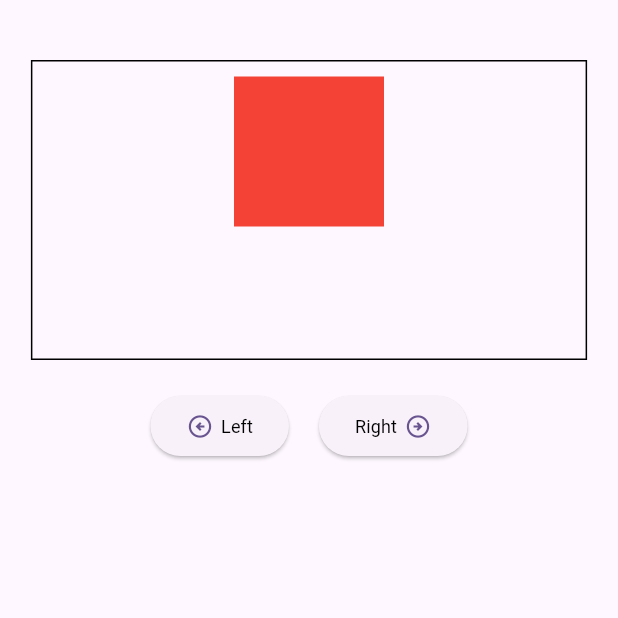
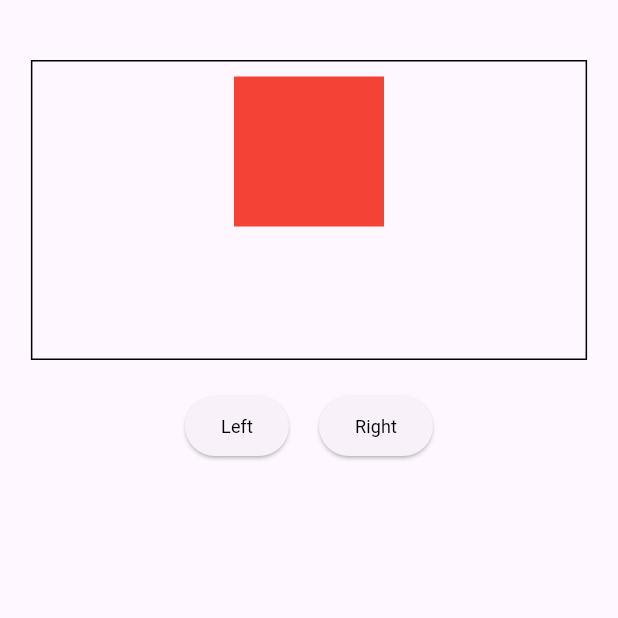
Before and after one commit to riteshsinha1234/box-moving-animation, a Flutter app: the screen it shows after launch, on a phone screen of 412 x 824 dp, the top half of it. Run offline on Flutter 3.47's test engine with Material 3 defaults, Android fonts, the phone set to English and light mode, and no system bars; our stand-ins replace get.

Commit message:
final push all the repo

```diff
--- a/lib/home/home_view.dart
+++ b/lib/home/home_view.dart
@@ -62,9 +62,6 @@ class HomeView extends StatelessWidget {
                           },
                     child: Row(
                       children: [
-                        const Icon(Icons.arrow_circle_left_outlined),
-                        // call this from Widget.dart
-                        gapW(5),
                         // call this from Widget.dart
                         customTxt("Left", 12, black),
                       ],
@@ -86,9 +83,6 @@ class HomeView extends StatelessWidget {
                       children: [
                         // call this from Widget.dart
                         customTxt("Right", 12, black),
-                        // call this from Widget.dart
-                        gapW(5),
-                        const Icon(Icons.arrow_circle_right_outlined),
                       ],
                     ),
                   ),
```
